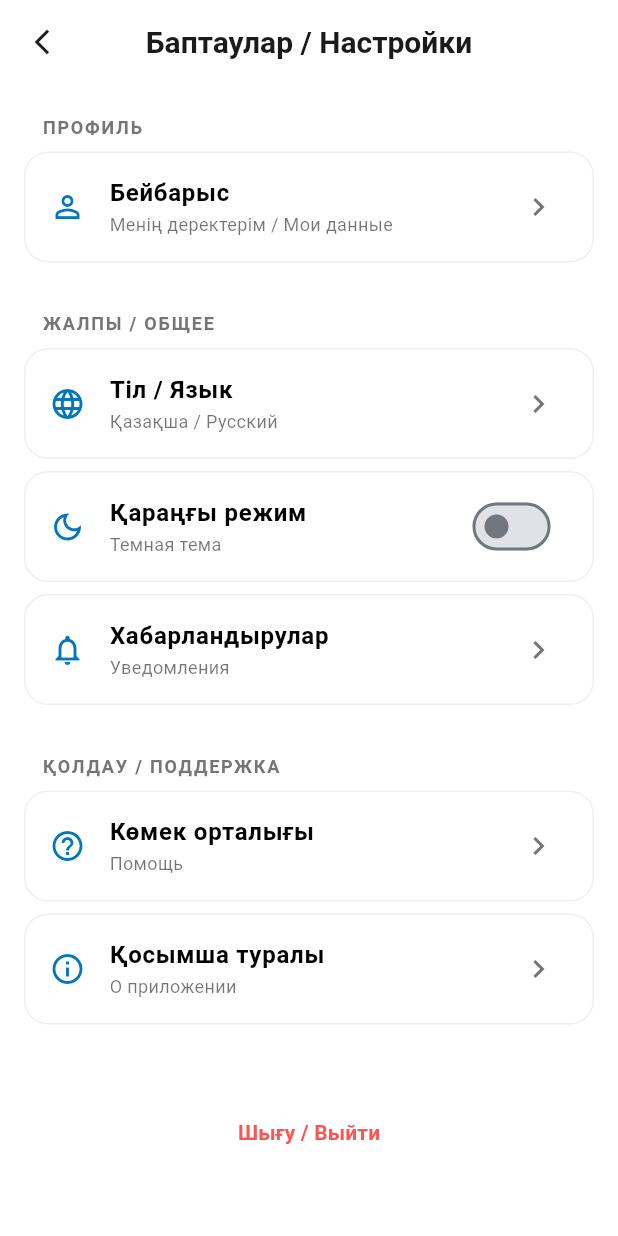
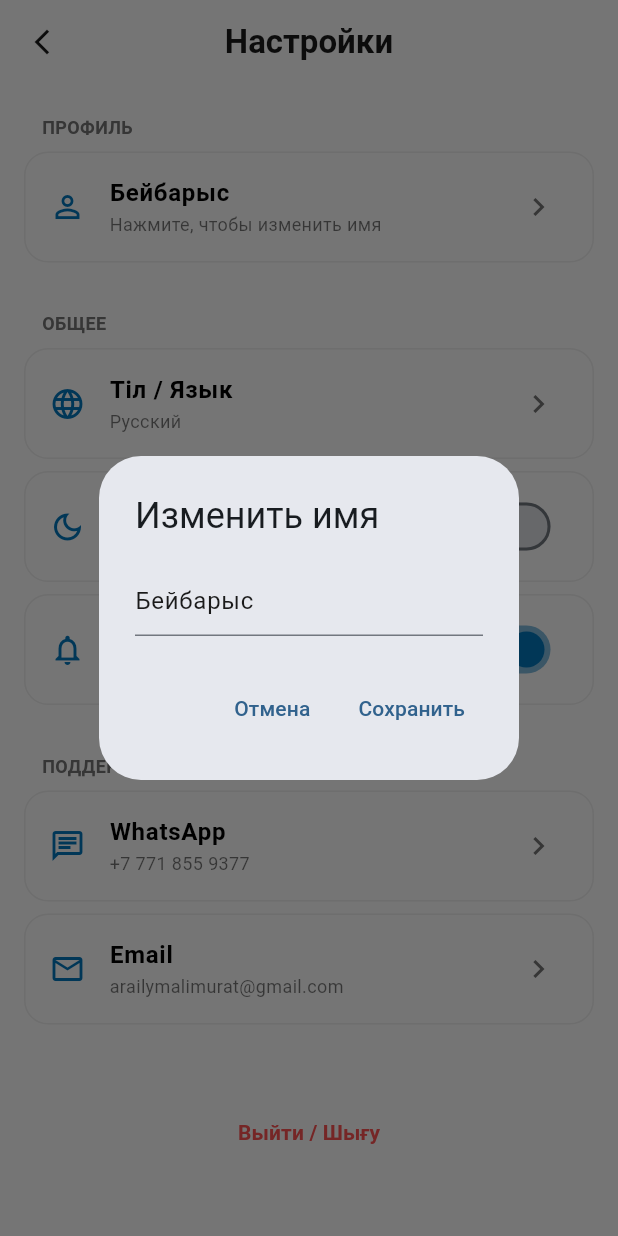
Before and after one commit to bejbaryszappar790-jpg/Taza-soz, a Flutter app: the SettingsScreen screen opened directly, after a tap on "Бейбарыс", on a phone screen of 412 x 824 dp. Run offline on Flutter 3.47's test engine with Material 3 defaults, Android fonts, the light colour scheme and no system bars; our stand-ins replace file_picker, image_picker.

Commit message:
Короче добавил апгрейд в настроек можно теперь в ватсап войти

```diff
--- a/mobile_app/lib/screens/settings_screen.dart
+++ b/mobile_app/lib/screens/settings_screen.dart
@@ -1,4 +1,5 @@
 import 'package:flutter/material.dart';
+import 'package:url_launcher/url_launcher.dart'; // Для WhatsApp и Email
 import '../theme/app_theme.dart';
 
 class SettingsScreen extends StatefulWidget {
@@ -9,8 +10,60 @@ class SettingsScreen extends StatefulWidget {
 }
 
 class _SettingsScreenState extends State<SettingsScreen> {
-  // Состояние темной темы
   bool _isDarkMode = false;
+  bool _notificationsEnabled = true; // Оживили уведомления
+  String _userName = "Бейбарыс"; // Имя теперь переменная
+  String _currentLanguage = "Русский"; // Состояние языка
+
+  // Функция для WhatsApp
+  Future<void> _launchWhatsApp() async {
+    final Uri url = Uri.parse("https://wa.me/77718559377");
+    if (!await launchUrl(url, mode: LaunchMode.externalApplication)) {
+      debugPrint("Could not launch WhatsApp");
+    }
+  }
+
+  // Функция для Почты
+  Future<void> _launchEmail() async {
+    final Uri emailLaunchUri = Uri(
+      scheme: 'mailto',
+      path: 'arailymalimurat@gmail.com',
+      queryParameters: {'subject': 'Taza Soz Support'},
+    );
+    if (!await launchUrl(emailLaunchUri)) {
+      debugPrint("Could not launch Email");
+    }
+  }
+
+  // Функция смены имени через диалоговое окно
+  void _editName() {
+    TextEditingController nameController = TextEditingController(
+      text: _userName,
+    );
+    showDialog(
+      context: context,
+      builder: (context) => AlertDialog(
+        title: const Text("Изменить имя"),
+        content: TextField(
+          controller: nameController,
+          decoration: const InputDecoration(hintText: "Введите ваше имя"),
+        ),
+        actions: [
+          TextButton(
+            onPressed: () => Navigator.pop(context),
+            child: const Text("Отмена"),
+          ),
+          TextButton(
+            onPressed: () {
+              setState(() => _userName = nameController.text);
+              Navigator.pop(context);
+            },
+            child: const Text("Сохранить"),
+          ),
+        ],
+      ),
+    );
+  }
 
   @override
   Widget build(BuildContext context) {
@@ -20,10 +73,9 @@ class _SettingsScreenState extends State<SettingsScreen> {
           : AppColors.background,
       appBar: AppBar(
         title: Text(
-          "Баптаулар / Настройки",
+          _currentLanguage == "Русский" ? "Настройки" : "Баптаулар",
           style: TextStyle(
             color: _isDarkMode ? Colors.white : AppColors.textPrimary,
-            fontSize: 20,
             fontWeight: FontWeight.bold,
           ),
         ),
@@ -44,76 +96,79 @@ class _SettingsScreenState extends State<SettingsScreen> {
         padding: const EdgeInsets.symmetric(horizontal: 16),
         children: [
           const SizedBox(height: 20),
-
-          // РАЗДЕЛ ПРОФИЛЬ
-          _buildSectionTitle("Профиль"),
+          _buildSectionTitle(
+            _currentLanguage == "Русский" ? "Профиль" : "Профиль",
+          ),
           _buildSettingsTile(
             icon: Icons.person_outline,
-            title: "Бейбарыс",
-            subtitle: "Менің деректерім / Мои данные",
-            onTap: () {},
+            title: _userName,
+            subtitle: "Нажмите, чтобы изменить имя",
+            onTap: _editName, // Теперь можно менять имя
           ),
           const SizedBox(height: 24),
 
-          // РАЗДЕЛ ОБЩЕЕ
-          _buildSectionTitle("Жалпы / Общее"),
+          _buildSectionTitle(_currentLanguage == "Русский" ? "Общее" : "Жалпы"),
           _buildSettingsTile(
             icon: Icons.language,
             title: "Тіл / Язык",
-            subtitle: "Қазақша / Русский",
-            onTap: () {},
-          ),
-          _buildSettingsTile(
-            icon: Icons.dark_mode_outlined,
-            title: "Қараңғы режим",
-            subtitle: "Темная тема",
-            trailing: Switch(
-              value: _isDarkMode,
-              activeColor: AppColors.iconActive,
-              onChanged: (bool value) {
-                setState(() {
-                  _isDarkMode = value;
-                });
-              },
-            ),
+            subtitle: _currentLanguage,
             onTap: () {
               setState(() {
-                _isDarkMode = !_isDarkMode;
+                _currentLanguage = _currentLanguage == "Русский"
+                    ? "Қазақша"
+                    : "Русский";
               });
             },
           ),
           _buildSettingsTile(
+            icon: Icons.dark_mode_outlined,
+            title: "Темная тема",
+            subtitle: "Қараңғы режим",
+            trailing: Switch(
+              value: _isDarkMode,
+              activeColor: AppColors.iconActive,
+              onChanged: (v) => setState(() => _isDarkMode = v),
+            ),
+            onTap: () => setState(() => _isDarkMode = !_isDarkMode),
+          ),
+          _buildSettingsTile(
             icon: Icons.notifications_none,
-            title: "Хабарландырулар",
-            subtitle: "Уведомления",
-            onTap: () {},
+            title: "Уведомления",
+            subtitle: _notificationsEnabled ? "Включены" : "Выключены",
+            trailing: Switch(
+              value: _notificationsEnabled,
+              activeColor: AppColors.iconActive,
+              onChanged: (v) => setState(() => _notificationsEnabled = v),
+            ),
+            onTap: () =>
+                setState(() => _notificationsEnabled = !_notificationsEnabled),
           ),
           const SizedBox(height: 24),
 
-          // РАЗДЕЛ ПОДДЕРЖКА
-          _buildSectionTitle("Қолдау / Поддержка"),
-          _buildSettingsTile(
-            icon: Icons.help_outline,
-            title: "Көмек орталығы",
-            subtitle: "Помощь",
-            onTap: () {},
+          _buildSectionTitle(
+            _currentLanguage == "Русский" ? "Поддержка" : "Қолдау",
           ),
           _buildSettingsTile(
-            icon: Icons.info_outline,
-            title: "Қосымша туралы",
-            subtitle: "О приложении",
-            onTap: () {},
+            icon: Icons.chat_outlined,
+            title: "WhatsApp",
+            subtitle: "+7 771 855 9377",
+            onTap: _launchWhatsApp, // Открывает WhatsApp
           ),
-
+          _buildSettingsTile(
+            icon: Icons.email_outlined,
+            title: "Email",
+            subtitle: "arailymalimurat@gmail.com",
+            onTap: _launchEmail, // Открывает почту
+          ),
           const SizedBox(height: 40),
           Center(
             child: TextButton(
-              onPressed: () {},
+              onPressed: () => Navigator.pop(context),
               child: const Text(
-                "Шығу / Выйти",
+                "Выйти / Шығу",
                 style: TextStyle(
                   color: Colors.redAccent,
-                  fontWeight: FontWeight.w600,
+                  fontWeight: FontWeight.bold,
                 ),
               ),
             ),
@@ -124,7 +179,6 @@ class _SettingsScreenState extends State<SettingsScreen> {
     );
   }
 
-  // Вспомогательный виджет для заголовков секций
   Widget _buildSectionTitle(String title) {
     return Padding(
       padding: const EdgeInsets.only(left: 12, bottom: 8),
@@ -134,13 +188,11 @@ class _SettingsScreenState extends State<SettingsScreen> {
           fontSize: 12,
           fontWeight: FontWeight.bold,
           color: _isDarkMode ? Colors.white70 : AppColors.textSecondary,
-          letterSpacing: 1.2,
         ),
       ),
     );
   }
 
-  // Вспомогательный виджет для плиток настроек
   Widget _buildSettingsTile({
     required IconData icon,
     required String title,
@@ -164,7 +216,7 @@ class _SettingsScreenState extends State<SettingsScreen> {
         title: Text(
           title,
           style: TextStyle(
-            fontWeight: FontWeight.w600, // Здесь была ошибка (обрыв кода)
+            fontWeight: FontWeight.w600,
             color: _isDarkMode ? Colors.white : Colors.black,
           ),
         ),
--- a/mobile_app/pubspec.yaml
+++ b/mobile_app/pubspec.yaml
@@ -37,6 +37,7 @@ dependencies:
   file_picker: ^10.3.10
   image_picker: ^1.1.0
   http: ^1.2.0
+  url_launcher: ^6.3.2
 
 dev_dependencies:
   flutter_test:
```
Also changed, not shown: 1 other file.
